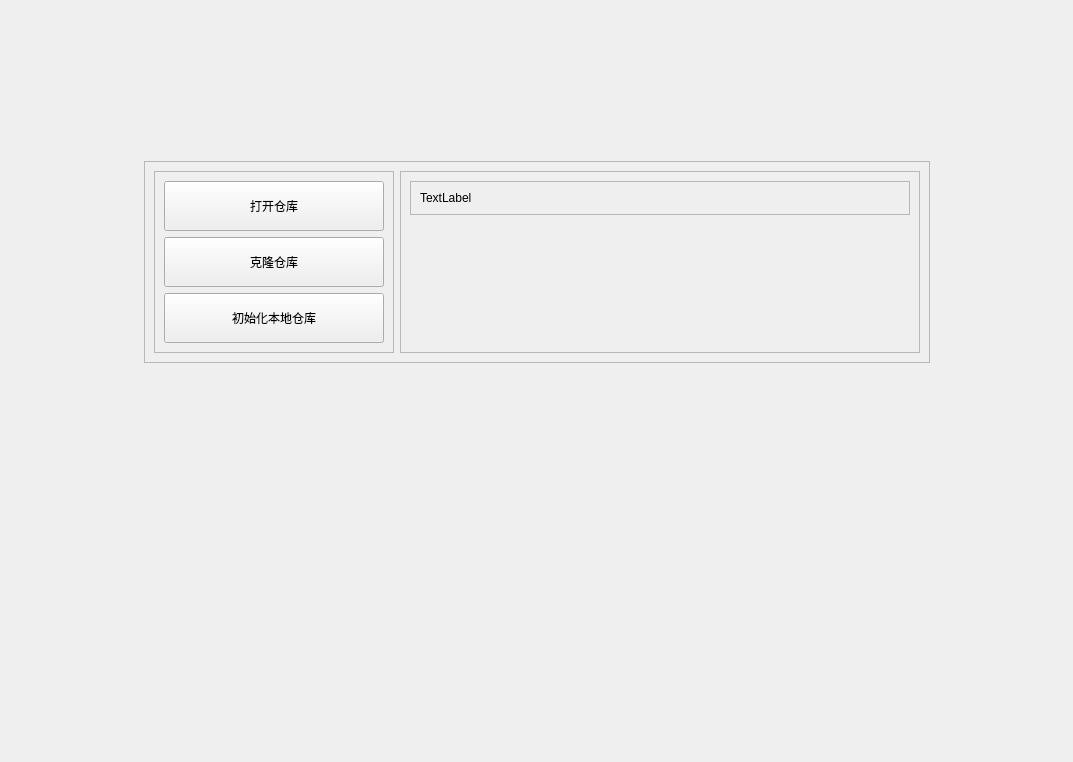
Old version of the form Src/View/homewidget.ui in the repository YuyangHou1230/QGitKraken.
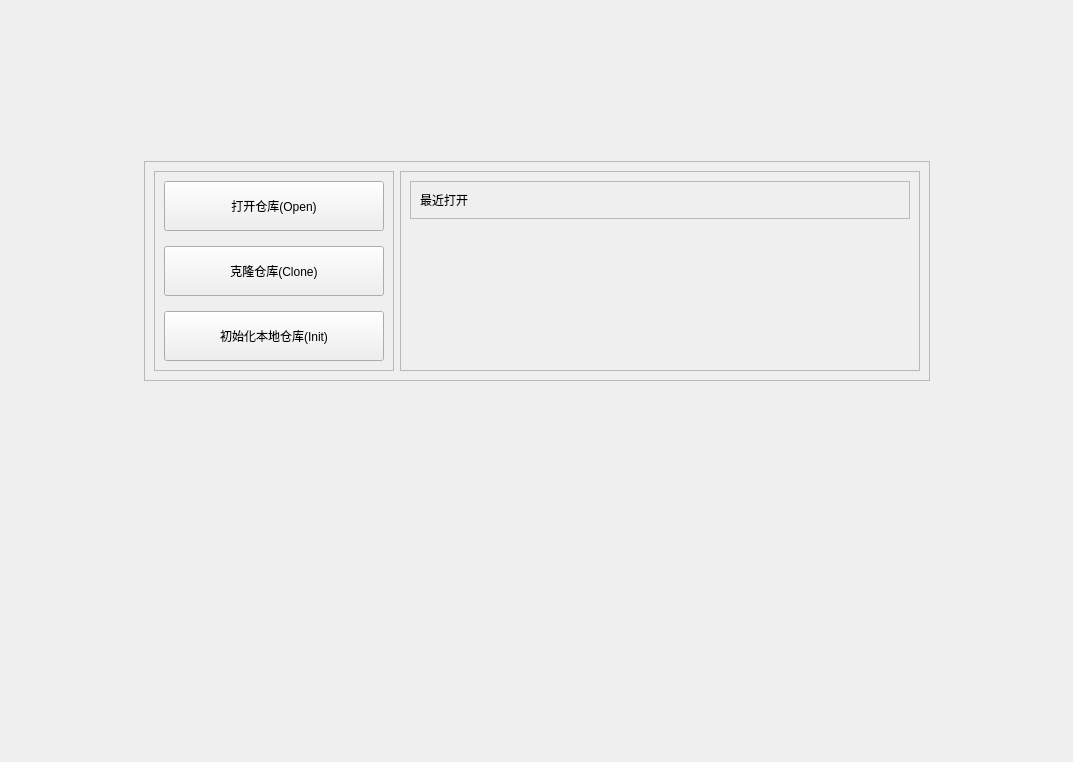
New version of the form.

```diff
--- a/Src/View/homewidget.ui
+++ b/Src/View/homewidget.ui
@@ -51,7 +51,7 @@
      <property name="frameShadow">
       <enum>QFrame::Raised</enum>
      </property>
-     <layout class="QHBoxLayout" name="horizontalLayout_3" stretch="1,3">
+     <layout class="QHBoxLayout" name="horizontalLayout_3" stretch="0,3">
       <item>
        <widget class="QFrame" name="frame_2">
         <property name="frameShape">
@@ -61,6 +61,9 @@
          <enum>QFrame::Raised</enum>
         </property>
         <layout class="QVBoxLayout" name="verticalLayout_3">
+         <property name="spacing">
+          <number>15</number>
+         </property>
          <item>
           <widget class="QPushButton" name="btnOpenLocalRepo">
            <property name="minimumSize">
@@ -70,7 +73,7 @@
             </size>
            </property>
            <property name="text">
-            <string>打开仓库</string>
+            <string>打开仓库(Open)</string>
            </property>
           </widget>
          </item>
@@ -83,7 +86,7 @@
             </size>
            </property>
            <property name="text">
-            <string>克隆仓库</string>
+            <string>克隆仓库(Clone)</string>
            </property>
           </widget>
          </item>
@@ -96,7 +99,7 @@
             </size>
            </property>
            <property name="text">
-            <string>初始化本地仓库</string>
+            <string>初始化本地仓库(Init)</string>
            </property>
           </widget>
          </item>
@@ -130,7 +133,7 @@
             <item>
              <widget class="QLabel" name="label">
               <property name="text">
-               <string>TextLabel</string>
+               <string>最近打开</string>
               </property>
              </widget>
             </item>
```
Left out of the diff: 2 changed lines with no effect on the pictures.
